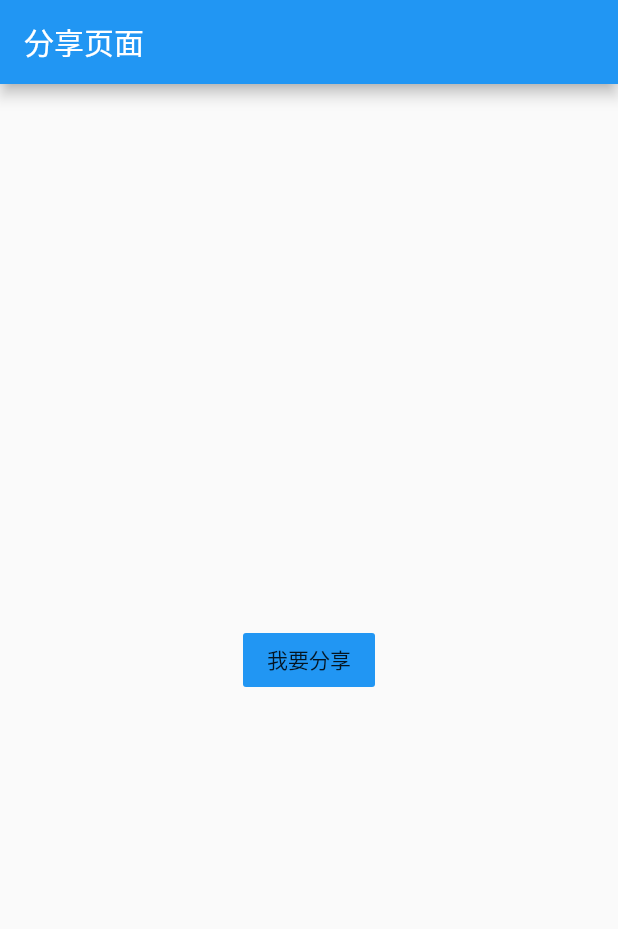
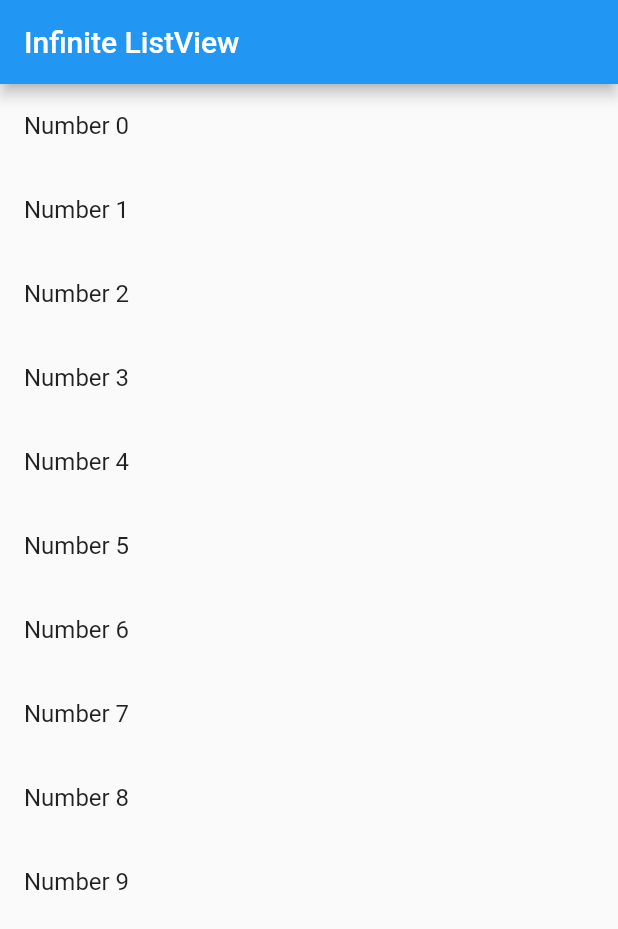
Before and after one commit to zxzxzxygithub/flutter_common_ui, a Flutter app: the screen it shows after launch, on a phone screen of 412 x 824 dp. Shown: the top 929 px of the screen. Run offline on Flutter 3.47's test engine with Material 2 defaults, Android fonts, the phone set to English and light mode, and no system bars.

Commit message:
listview 加载更多demo，item click demo

```diff
--- /dev/null
+++ b/lib/listview/loadmore.dart
@@ -0,0 +1,93 @@
+import 'dart:async';
+
+import 'package:flutter/material.dart';
+
+class ListviewLoadMore extends StatefulWidget {
+  @override
+  _ListviewLoadMoreState createState() => _ListviewLoadMoreState();
+}
+
+class _ListviewLoadMoreState extends State<ListviewLoadMore> {
+  List<int> items = List.generate(10, (i) => i);
+  ScrollController _scrollController = new ScrollController();
+  bool isPerformingRequest = false;
+
+  @override
+  void initState() {
+    super.initState();
+    _scrollController.addListener(() {
+      if (_scrollController.position.pixels ==
+          _scrollController.position.maxScrollExtent) {
+        _getMoreData();
+      }
+    });
+  }
+
+  @override
+  void dispose() {
+    _scrollController.dispose();
+    super.dispose();
+  }
+
+  _getMoreData() async {
+    if (!isPerformingRequest) {
+      setState(() => isPerformingRequest = true);
+      List<int> newEntries = await fakeRequest(
+          items.length, items.length + 10); //returns empty list
+      if (newEntries.isEmpty) {
+        double edge = 50.0;
+        double offsetFromBottom = _scrollController.position.maxScrollExtent -
+            _scrollController.position.pixels;
+        if (offsetFromBottom < edge) {
+          _scrollController.animateTo(
+              _scrollController.offset - (edge - offsetFromBottom),
+              duration: new Duration(milliseconds: 500),
+              curve: Curves.easeOut);
+        }
+      }
+      setState(() {
+        items.addAll(newEntries);
+        isPerformingRequest = false;
+      });
+    }
+  }
+
+  Widget _buildProgressIndicator() {
+    return new Padding(
+      padding: const EdgeInsets.all(8.0),
+      child: new Center(
+        child: new Opacity(
+          opacity: isPerformingRequest ? 1.0 : 0.0,
+          child: new CircularProgressIndicator(),
+        ),
+      ),
+    );
+  }
+
+  @override
+  Widget build(BuildContext context) {
+    return new Scaffold(
+      appBar: AppBar(
+        title: Text("Infinite ListView"),
+      ),
+      body: ListView.builder(
+        itemCount: items.length + 1,
+        itemBuilder: (context, index) {
+          if (index == items.length) {
+            return _buildProgressIndicator();
+          } else {
+            return ListTile(title: new Text("Number $index"));
+          }
+        },
+        controller: _scrollController,
+      ),
+    );
+  }
+}
+
+/// from - inclusive, to - exclusive
+Future<List<int>> fakeRequest(int from, int to) async {
+  return Future.delayed(Duration(seconds: 2), () {
+    return List.generate(to - from, (i) => i + from);
+  });
+}
--- a/lib/main.dart
+++ b/lib/main.dart
@@ -1,5 +1,5 @@
 import 'package:flutter/material.dart';
-import 'undismissbottomwidget.dart';
+import 'listview/loadmore.dart';
 
 void main() => runApp(MyApp());
 
@@ -21,7 +21,7 @@ class MyApp extends StatelessWidget {
         // is not restarted.
         primarySwatch: Colors.blue,
       ),
-      home: UndismissSharePopup(),
+      home: ListviewLoadMore(),
     );
   }
 }
```
Also changed, not shown: lib/listview/listviewclick.dart (added, +35 -0 lines).
